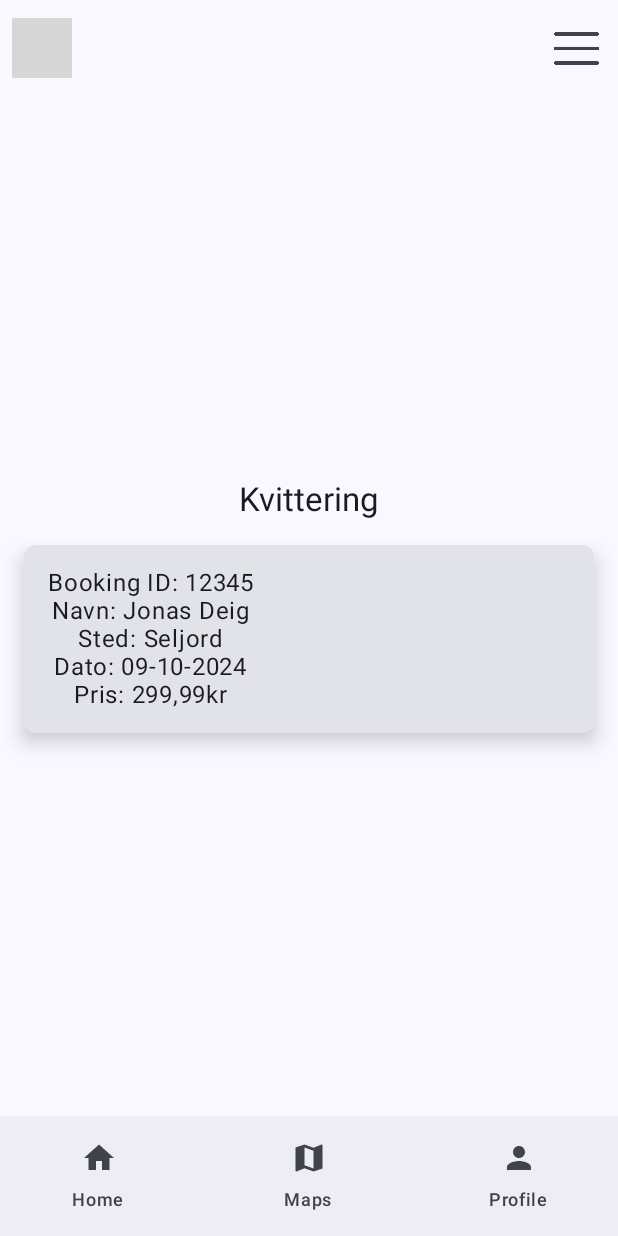
After one commit to jeskro1/MOB3000Gruppe4Camping, an Android app built with Jetpack Compose: the ReceiptScreen screen opened through its navigation route, on a phone screen of 412 x 824 dp. The commit adds this screen. Run offline under Robolectric (Android 15) with nearby library versions, the phone set to English and light mode, and no system bars; grey boxes are pictures that could not be loaded.

Commit message:
Lagt til receipt side fra Sondre

```diff
--- a/app/src/main/java/com/example/mob3000gruppe4camping/Screen.kt
+++ b/app/src/main/java/com/example/mob3000gruppe4camping/Screen.kt
@@ -5,6 +5,7 @@ import androidx.compose.material.icons.filled.Book
 import androidx.compose.material.icons.filled.Map
 import androidx.compose.material.icons.filled.Home
 import androidx.compose.material.icons.filled.Person
+import androidx.compose.material.icons.filled.Receipt
 import androidx.compose.ui.graphics.vector.ImageVector
 
 
@@ -13,4 +14,5 @@ sealed class Screen(val route: String, val title: String, val icon: ImageVector)
     object Map : Screen("map", "Maps", Icons.Default.Map)
     object Profile : Screen("profile", "Profile", Icons.Default.Person)
     object Booking : Screen("booking", "Booking", Icons.Default.Book)
+    object Receipt : Screen("receipt", "Receipt", Icons.Default.Receipt)
 }
--- a/app/src/main/java/com/example/mob3000gruppe4camping/userinterface/CampingApp.kt
+++ b/app/src/main/java/com/example/mob3000gruppe4camping/userinterface/CampingApp.kt
@@ -35,7 +35,8 @@ fun CampingApp() {
             composable(Screen.Home.route) { HomeScreen(navController) }
             composable(Screen.Map.route) {MapScreen()}
             composable(Screen.Profile.route) { ProfilesScreen() }
-            composable(Screen.Booking.route) { BookingScreen() }
+            composable(Screen.Booking.route) { BookingScreen(navController) }
+            composable(Screen.Receipt.route) { ReceiptScreen() }
         }
     }
 }
--- a/app/src/main/java/com/example/mob3000gruppe4camping/userinterface/HomeScreen.kt
+++ b/app/src/main/java/com/example/mob3000gruppe4camping/userinterface/HomeScreen.kt
@@ -36,9 +36,9 @@ fun HomeScreen(navController: NavHostController) {
 @Composable
 fun CampingImage() {
     Image(
-        painter = painterResource(id = R.drawable.camping_zone_1), // Replace with your image resource
+        painter = painterResource(id = R.drawable.camping_zone_1),
         contentDescription = "Camping Logo",
-        modifier = Modifier.size(200.dp) // Adjust size if necessary
+        modifier = Modifier.size(200.dp)
     )
 }
 
@@ -54,10 +54,10 @@ fun TitleText() {
 fun CenteredButton(navController: NavHostController) {
     Button(
         onClick = {
-            navController.navigate(Screen.Booking.route) // Navigate to BookingScreen
+            navController.navigate(Screen.Booking.route)
         },
         modifier = Modifier.size(200.dp, 60.dp)
     ) {
-        Text("Bestill plass nå!") // Your button text
+        Text("Bestill plass nå!")
     }
 }
--- a/app/src/main/java/com/example/mob3000gruppe4camping/userinterface/NavigationBars.kt
+++ b/app/src/main/java/com/example/mob3000gruppe4camping/userinterface/NavigationBars.kt
@@ -1,15 +1,23 @@
 package com.example.mob3000gruppe4camping.userinterface
 
-import androidx.compose.material.icons.Icons
-import androidx.compose.material.icons.filled.ArrowBack
-import androidx.compose.material.icons.filled.Menu
+
+import androidx.compose.foundation.Image
+import androidx.compose.foundation.clickable
+import androidx.compose.foundation.layout.Box
+import androidx.compose.foundation.layout.fillMaxSize
+import androidx.compose.foundation.layout.size
 import androidx.compose.material3.*
 import androidx.compose.runtime.Composable
 import androidx.compose.runtime.getValue
 import androidx.compose.runtime.mutableStateOf
 import androidx.compose.runtime.remember
+import androidx.compose.runtime.setValue
+import androidx.compose.ui.Modifier
+import androidx.compose.ui.res.painterResource
+import androidx.compose.ui.unit.dp
 import androidx.navigation.NavHostController
 import androidx.navigation.compose.currentBackStackEntryAsState
+import com.example.mob3000gruppe4camping.R
 import com.example.mob3000gruppe4camping.Screen
 
 @Composable
@@ -38,38 +46,58 @@ fun BottomNavigationBar(navController: NavHostController, items: List<Screen>) {
 
 @OptIn(ExperimentalMaterial3Api::class)
 @Composable
-fun CampingTopAppBar() {
-    val menuExpanded = remember { mutableStateOf(false) }
+fun TopNavigationBar(navController: NavHostController, homeScreenRoute: String, onBack: () -> Unit) {
+    val navBackStackEntry by navController.currentBackStackEntryAsState()
+    val currentRoute = navBackStackEntry?.destination?.route
+
     TopAppBar(
-        title = {
-            Text("")
+        title = {},
+        navigationIcon = {
+            if (currentRoute == homeScreenRoute) {
+                Box(
+                    modifier = Modifier
+                        .size(175.dp)
+                        .clickable(onClick = {
+                        })
+                ) {
+                    Image(
+                        painter = painterResource(id = R.drawable.camping1),
+                        contentDescription = "Logo",
+                        modifier = Modifier.fillMaxSize()
+                    )
+                }
+            } else {
+
+                IconButton(onClick = onBack) {
+                    Icon(
+                        painter = painterResource(id = R.drawable.backspace),
+                        contentDescription = "Go Back"
+                    )
+                }
+            }
         },
-        colors = TopAppBarDefaults.smallTopAppBarColors(
-            containerColor = MaterialTheme.colorScheme.primary
-        ),
         actions = {
-            IconButton(onClick = { menuExpanded.value = true }) {
-                Icon(Icons.Default.Menu, contentDescription = "Menu Icon")
+            var expanded by remember { mutableStateOf(false) }
+            IconButton(onClick = { expanded = true }) {
+                Icon(
+                    painter = painterResource(id = R.drawable.menu),
+                    contentDescription = "Menu",
+                    modifier = Modifier.size(30.dp)
+                )
             }
-            CampingDropdownMenu(
-                menuExpanded = menuExpanded.value,
-                onDismissRequest = { menuExpanded.value = false }
-            )
+            DropdownMenu(
+                expanded = expanded,
+                onDismissRequest = { expanded = false }
+            ) {
+                DropdownMenuItem(
+                    text = { Text("Option 1") },
+                    onClick = { /* Option 1 */ }
+                )
+                DropdownMenuItem(
+                    text = { Text("Option 2") },
+                    onClick = { /* Option 2 */ }
+                )
+            }
         }
     )
 }
-
-@Composable
-fun CampingDropdownMenu(menuExpanded: Boolean, onDismissRequest: () -> Unit) {
-    DropdownMenu(
-        expanded = menuExpanded,
-        onDismissRequest = onDismissRequest
-    ) {
-        DropdownMenuItem(
-            text = { Text("Home") },
-            onClick = {
-                onDismissRequest()
-            }
-        )
-    }
-}
--- /dev/null
+++ b/app/src/main/java/com/example/mob3000gruppe4camping/userinterface/ReceiptScreen.kt
@@ -0,0 +1,58 @@
+package com.example.mob3000gruppe4camping.userinterface
+
+import androidx.compose.foundation.layout.*
+import androidx.compose.material3.*
+import androidx.compose.runtime.Composable
+import androidx.compose.ui.Alignment
+import androidx.compose.ui.Modifier
+import androidx.compose.ui.unit.dp
+import androidx.compose.foundation.shape.RoundedCornerShape
+
+@Composable
+fun ReceiptScreen() {
+    Column(
+        modifier = Modifier
+            .fillMaxSize()
+            .padding(16.dp),
+        horizontalAlignment = Alignment.CenterHorizontally,
+        verticalArrangement = Arrangement.Center
+    ) {
+        Text(
+            text = "Kvittering",
+            style = MaterialTheme.typography.titleLarge,
+            modifier = Modifier.padding(bottom = 16.dp)
+        )
+
+        Card(
+            modifier = Modifier.fillMaxWidth(),
+            shape = RoundedCornerShape(8.dp),
+            elevation = CardDefaults.cardElevation(8.dp)
+        ) {
+            Column(
+                modifier = Modifier.padding(16.dp),
+                horizontalAlignment = Alignment.CenterHorizontally
+            ) {
+                Text(
+                    text = "Booking ID: 12345",
+                    style = MaterialTheme.typography.bodyLarge
+                )
+                Text(
+                    text = "Navn: Jonas Deig",
+                    style = MaterialTheme.typography.bodyLarge
+                )
+                Text(
+                    text = "Sted: Seljord",
+                    style = MaterialTheme.typography.bodyLarge
+                )
+                Text(
+                    text = "Dato: 09-10-2024",
+                    style = MaterialTheme.typography.bodyLarge
+                )
+                Text(
+                    text = "Pris: 299,99kr",
+                    style = MaterialTheme.typography.bodyLarge
+                )
+            }
+        }
+    }
+}
```
Also changed, not shown: app/src/main/java/com/example/mob3000gruppe4camping/userinterface/BookingScreen.kt (+20 -11 lines), app/src/main/java/com/example/mob3000gruppe4camping/userinterface/TopNavigationBar.kt (+6 -7 lines).
